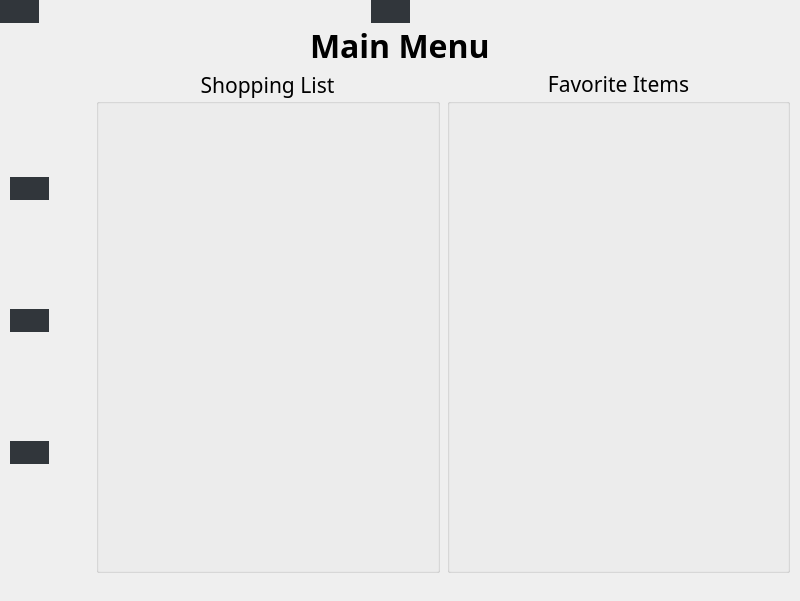
Old version of the form mainWindow.ui in the repository addisonElliott/SmartShopTouchScreen.
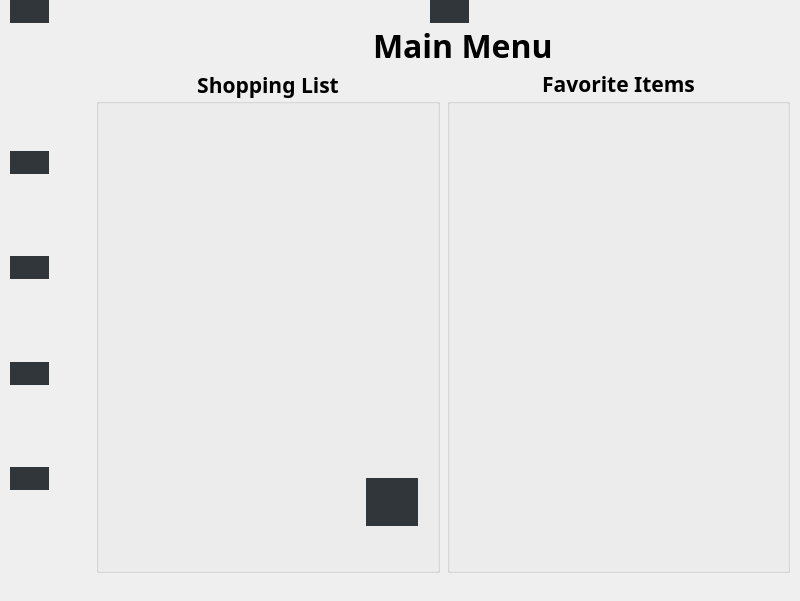
New version of the form. Icons and pictures are not drawn.

Commit message: New Main Window Layout

```diff
--- a/mainWindow.ui
+++ b/mainWindow.ui
@@ -77,11 +77,14 @@
          <number>6</number>
         </property>
         <property name="leftMargin">
-         <number>0</number>
+         <number>135</number>
         </property>
         <property name="topMargin">
          <number>0</number>
         </property>
+        <property name="rightMargin">
+         <number>10</number>
+        </property>
         <item>
          <spacer name="horizontalSpacer">
           <property name="orientation">
@@ -105,6 +108,7 @@
           </property>
           <property name="font">
            <font>
+            <family>Cronus Round</family>
             <pointsize>24</pointsize>
             <weight>75</weight>
             <bold>true</bold>
@@ -204,6 +208,52 @@
           </property>
          </widget>
         </item>
+        <item>
+         <spacer name="verticalSpacer_5">
+          <property name="orientation">
+           <enum>Qt::Vertical</enum>
+          </property>
+          <property name="sizeHint" stdset="0">
+           <size>
+            <width>20</width>
+            <height>40</height>
+           </size>
+          </property>
+         </spacer>
+        </item>
+        <item>
+         <widget class="QPushButton" name="purchaseHistoryBtn_2">
+          <property name="sizePolicy">
+           <sizepolicy hsizetype="Fixed" vsizetype="Fixed">
+            <horstretch>0</horstretch>
+            <verstretch>0</verstretch>
+           </sizepolicy>
+          </property>
+          <property name="styleSheet">
+           <string notr="true">background-color: #31363B;
+border: 0;</string>
+          </property>
+          <property name="text">
+           <string/>
+          </property>
+          <property name="icon">
+           <iconset resource="Resource_BY.qrc">
+            <normaloff>:/Icons/Icons/FingerIcon_Finished.png</normaloff>:/Icons/Icons/FingerIcon_Finished.png</iconset>
+          </property>
+          <property name="iconSize">
+           <size>
+            <width>64</width>
+            <height>64</height>
+           </size>
+          </property>
+          <property name="checkable">
+           <bool>false</bool>
+          </property>
+          <property name="checked">
+           <bool>false</bool>
+          </property>
+         </widget>
+        </item>
         <item>
          <spacer name="verticalSpacer_3">
           <property name="orientation">
@@ -328,7 +378,10 @@
        <widget class="QGroupBox" name="groupBox">
         <property name="font">
          <font>
+          <family>Cronus Round</family>
           <pointsize>16</pointsize>
+          <weight>75</weight>
+          <bold>true</bold>
          </font>
         </property>
         <property name="title">
@@ -337,13 +390,55 @@
         <property name="alignment">
          <set>Qt::AlignCenter</set>
         </property>
+        <widget class="QPushButton" name="backBtn_2">
+         <property name="geometry">
+          <rect>
+           <x>270</x>
+           <y>410</y>
+           <width>52</width>
+           <height>48</height>
+          </rect>
+         </property>
+         <property name="sizePolicy">
+          <sizepolicy hsizetype="Fixed" vsizetype="Fixed">
+           <horstretch>0</horstretch>
+           <verstretch>0</verstretch>
+          </sizepolicy>
+         </property>
+         <property name="styleSheet">
+          <string notr="true">background-color: #31363B;
+border: 0;</string>
+         </property>
+         <property name="text">
+          <string/>
+         </property>
+         <property name="icon">
+          <iconset resource="Resource_BY.qrc">
+           <normaloff>:/Icons/Icons/EditIcon_Finished.png</normaloff>:/Icons/Icons/EditIcon_Finished.png</iconset>
+         </property>
+         <property name="iconSize">
+          <size>
+           <width>48</width>
+           <height>48</height>
+          </size>
+         </property>
+         <property name="checkable">
+          <bool>false</bool>
+         </property>
+         <property name="checked">
+          <bool>false</bool>
+         </property>
+        </widget>
        </widget>
       </item>
       <item>
        <widget class="QGroupBox" name="groupBox_2">
         <property name="font">
          <font>
+          <family>Cronus Round</family>
           <pointsize>16</pointsize>
+          <weight>75</weight>
+          <bold>true</bold>
           <kerning>true</kerning>
          </font>
         </property>
@@ -368,11 +463,14 @@
       <property name="sizeConstraint">
        <enum>QLayout::SetMinimumSize</enum>
       </property>
+      <property name="leftMargin">
+       <number>10</number>
+      </property>
       <property name="topMargin">
        <number>0</number>
       </property>
       <property name="rightMargin">
-       <number>58</number>
+       <number>10</number>
       </property>
       <item>
        <widget class="QPushButton" name="backBtn">
@@ -420,6 +518,22 @@
         </property>
        </spacer>
       </item>
+      <item>
+       <spacer name="horizontalSpacer_6">
+        <property name="orientation">
+         <enum>Qt::Horizontal</enum>
+        </property>
+        <property name="sizeType">
+         <enum>QSizePolicy::Fixed</enum>
+        </property>
+        <property name="sizeHint" stdset="0">
+         <size>
+          <width>60</width>
+          <height>20</height>
+         </size>
+        </property>
+       </spacer>
+      </item>
       <item>
        <widget class="QPushButton" name="homeBtn">
         <property name="sizePolicy">
```
The commit also changes 3 other files.
